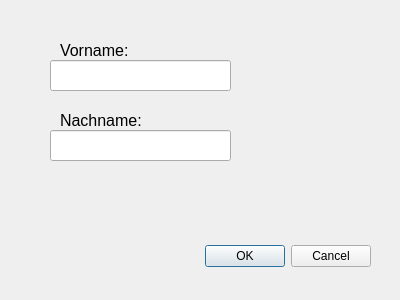
Old version of the form medium_dialog.ui in the repository RaphaelNeubert/lending_system.
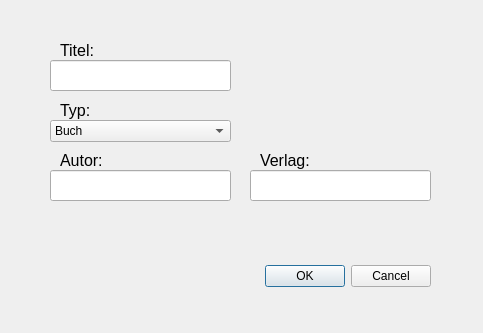
New version of the form.

Commit message: created add medium dialog

Patch:
```diff
--- a/medium_dialog.ui
+++ b/medium_dialog.ui
@@ -6,8 +6,8 @@
    <rect>
     <x>0</x>
     <y>0</y>
-    <width>400</width>
-    <height>300</height>
+    <width>483</width>
+    <height>333</height>
    </rect>
   </property>
   <property name="windowTitle">
@@ -16,8 +16,8 @@
   <widget class="QDialogButtonBox" name="buttonBox">
    <property name="geometry">
     <rect>
-     <x>30</x>
-     <y>240</y>
+     <x>90</x>
+     <y>260</y>
      <width>341</width>
      <height>32</height>
     </rect>
@@ -42,16 +42,6 @@
     <string/>
    </property>
   </widget>
-  <widget class="QLineEdit" name="input_lname">
-   <property name="geometry">
-    <rect>
-     <x>50</x>
-     <y>130</y>
-     <width>181</width>
-     <height>31</height>
-    </rect>
-   </property>
-  </widget>
   <widget class="QLabel" name="label">
    <property name="geometry">
     <rect>
@@ -67,14 +57,34 @@
     </font>
    </property>
    <property name="text">
-    <string>Vorname:</string>
+    <string>Titel:</string>
    </property>
   </widget>
+  <widget class="QComboBox" name="type_select">
+   <property name="geometry">
+    <rect>
+     <x>50</x>
+     <y>120</y>
+     <width>181</width>
+     <height>22</height>
+    </rect>
+   </property>
+   <item>
+    <property name="text">
+     <string>Buch</string>
+    </property>
+   </item>
+   <item>
+    <property name="text">
+     <string>CD</string>
+    </property>
+   </item>
+  </widget>
   <widget class="QLabel" name="label_2">
    <property name="geometry">
     <rect>
      <x>60</x>
-     <y>110</y>
+     <y>100</y>
      <width>81</width>
      <height>21</height>
     </rect>
@@ -85,7 +95,69 @@
     </font>
    </property>
    <property name="text">
-    <string>Nachname:</string>
+    <string>Typ:</string>
+   </property>
+  </widget>
+  <widget class="QLabel" name="label_typ1">
+   <property name="geometry">
+    <rect>
+     <x>60</x>
+     <y>150</y>
+     <width>81</width>
+     <height>21</height>
+    </rect>
+   </property>
+   <property name="font">
+    <font>
+     <pointsize>12</pointsize>
+    </font>
+   </property>
+   <property name="text">
+    <string>Autor:</string>
+   </property>
+  </widget>
+  <widget class="QLineEdit" name="input_type1">
+   <property name="geometry">
+    <rect>
+     <x>50</x>
+     <y>170</y>
+     <width>181</width>
+     <height>31</height>
+    </rect>
+   </property>
+   <property name="text">
+    <string/>
+   </property>
+  </widget>
+  <widget class="QLabel" name="label_typ2">
+   <property name="geometry">
+    <rect>
+     <x>260</x>
+     <y>150</y>
+     <width>81</width>
+     <height>21</height>
+    </rect>
+   </property>
+   <property name="font">
+    <font>
+     <pointsize>12</pointsize>
+    </font>
+   </property>
+   <property name="text">
+    <string>Verlag:</string>
+   </property>
+  </widget>
+  <widget class="QLineEdit" name="input_type2">
+   <property name="geometry">
+    <rect>
+     <x>250</x>
+     <y>170</y>
+     <width>181</width>
+     <height>31</height>
+    </rect>
+   </property>
+   <property name="text">
+    <string/>
    </property>
   </widget>
  </widget>
```
Left out of the diff: 10 changed lines with no effect on the pictures. The commit also changes 9 other files.
